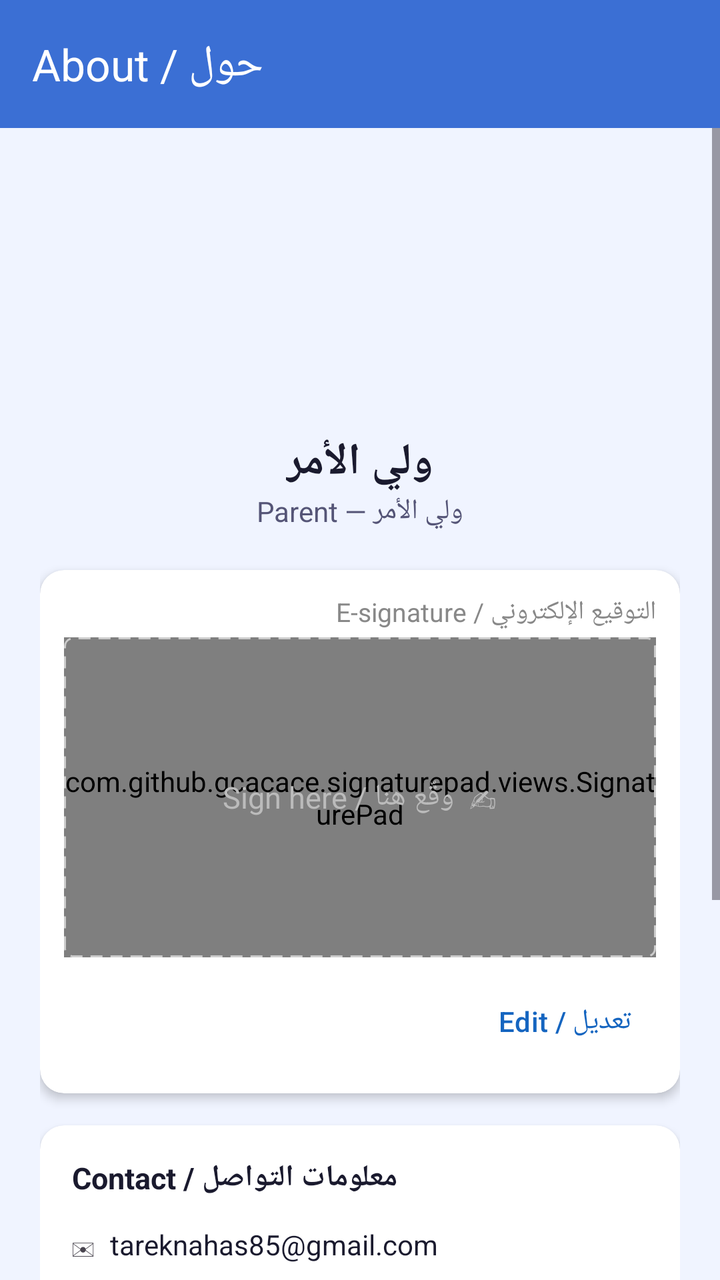
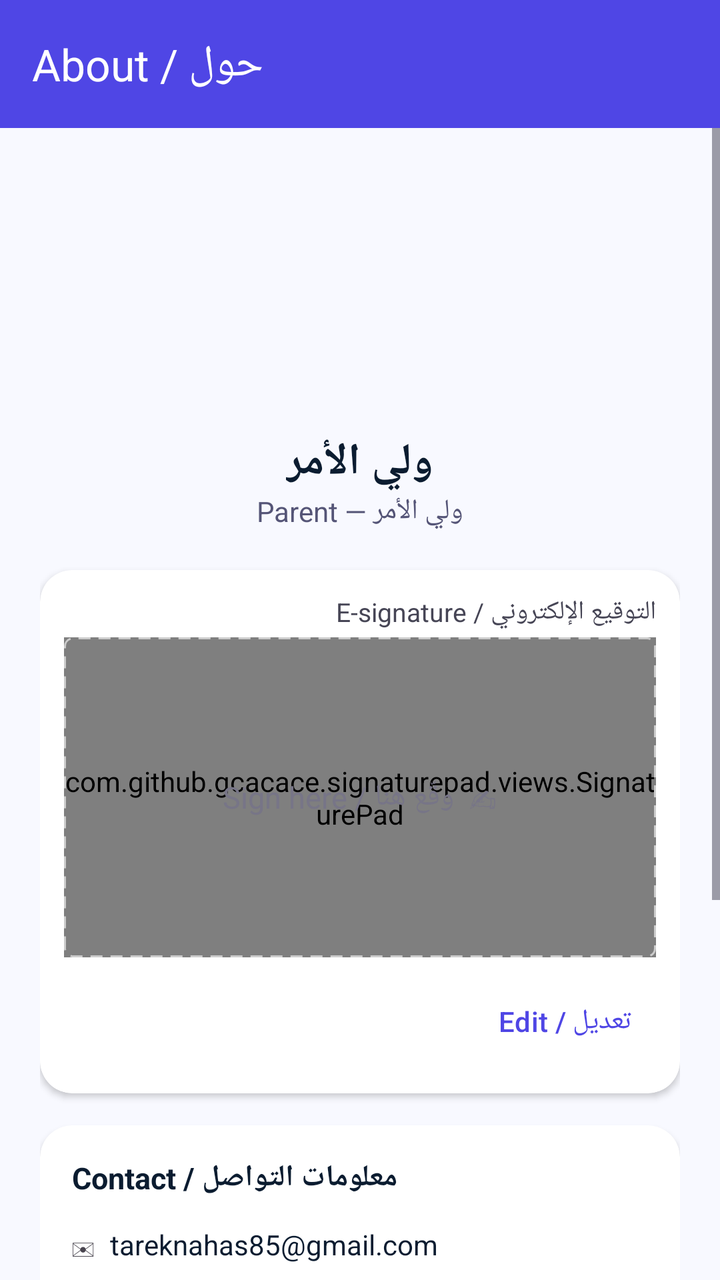

The first picture is an Android layout as it rendered before a commit; the second is the same layout after the commit. The layout source and the unified diff follow.
<!-- AndroidManifest.xml: application theme Theme.BeaverGuardian -->
<!-- res/layout/activity_about.xml -->
<?xml version="1.0" encoding="utf-8"?>
<LinearLayout xmlns:android="http://schemas.android.com/apk/res/android"
    xmlns:app="http://schemas.android.com/apk/res-auto"
    android:layout_width="match_parent"
    android:layout_height="match_parent"
    android:orientation="vertical"
    android:background="#F0F4FF">

    <com.google.android.material.appbar.MaterialToolbar
        android:id="@+id/toolbar"
        android:layout_width="match_parent"
        android:layout_height="?attr/actionBarSize"
        android:background="#3B6FD4"
        app:title="About / حول"
        app:titleTextColor="#FFFFFF"
        app:navigationIconTint="#FFFFFF" />

<ScrollView
    android:layout_width="match_parent"
    android:layout_height="0dp"
    android:layout_weight="1">

    <LinearLayout
        android:layout_width="match_parent"
        android:layout_height="wrap_content"
        android:orientation="vertical"
        android:padding="20dp"
        android:gravity="center_horizontal">

        
        <ImageView
            android:id="@+id/ivAppIcon"
            android:layout_width="96dp"
            android:layout_height="96dp"
            android:layout_marginTop="24dp"
            android:layout_marginBottom="12dp"
            android:src="@mipmap/ic_launcher"
            android:contentDescription="App icon" />

        
        <TextView
            android:id="@+id/tvDisplayName"
            android:layout_width="wrap_content"
            android:layout_height="wrap_content"
            android:text="ولي الأمر"
            android:textSize="22sp"
            android:textStyle="bold"
            android:textColor="#1A1A2E" />

        
        <TextView
            android:id="@+id/tvRole"
            android:layout_width="wrap_content"
            android:layout_height="wrap_content"
            android:text="ولي الأمر — Parent"
            android:textSize="14sp"
            android:textColor="#555577"
            android:layout_marginBottom="20dp" />

        
        <androidx.cardview.widget.CardView
            android:layout_width="match_parent"
            android:layout_height="wrap_content"
            android:layout_marginBottom="16dp"
            app:cardCornerRadius="12dp"
            app:cardElevation="3dp"
            xmlns:app="http://schemas.android.com/apk/res-auto">

            <LinearLayout
                android:layout_width="match_parent"
                android:layout_height="wrap_content"
                android:orientation="vertical"
                android:padding="12dp">

                <TextView
                    android:layout_width="wrap_content"
                    android:layout_height="wrap_content"
                    android:text="التوقيع الإلكتروني / E-signature"
                    android:textSize="13sp"
                    android:textColor="#888888"
                    android:layout_gravity="end"
                    android:layout_marginBottom="4dp" />

                
                <FrameLayout
                    android:layout_width="match_parent"
                    android:layout_height="160dp">

                    
                    <com.github.gcacace.signaturepad.views.SignaturePad
                        android:id="@+id/signaturePad"
                        android:layout_width="match_parent"
                        android:layout_height="160dp"
                        android:background="#FFFFFF"
                        app:penColor="#1565C0"
                        app:penMinWidth="4dp"
                        app:penMaxWidth="8dp" />

                    
                    <TextView
                        android:id="@+id/tvSignatureHint"
                        android:layout_width="match_parent"
                        android:layout_height="match_parent"
                        android:gravity="center"
                        android:text="✍  وقّع هنا / Sign here"
                        android:textColor="#BBBBBB"
                        android:textSize="15sp"
                        android:background="@drawable/border_signature_hint"
                        android:clickable="false"
                        android:focusable="false" />

                    
                    <ImageView
                        android:id="@+id/ivSignaturePreview"
                        android:layout_width="match_parent"
                        android:layout_height="160dp"
                        android:background="#FFFFFF"
                        android:scaleType="fitCenter"
                        android:visibility="gone"
                        android:contentDescription="Saved signature" />

                </FrameLayout>

                
                <LinearLayout
                    android:layout_width="match_parent"
                    android:layout_height="wrap_content"
                    android:orientation="horizontal"
                    android:gravity="end"
                    android:layout_marginTop="8dp">

                    
                    <Button
                        android:id="@+id/btnEditSignature"
                        style="@style/Widget.Material3.Button.TextButton"
                        android:layout_width="wrap_content"
                        android:layout_height="wrap_content"
                        android:text="تعديل / Edit"
                        android:textColor="#1565C0" />

                    
                    <Button
                        android:id="@+id/btnClearSignature"
                        style="@style/Widget.Material3.Button.TextButton"
                        android:layout_width="wrap_content"
                        android:layout_height="wrap_content"
                        android:text="مسح / Clear"
                        android:textColor="#E91E63"
                        android:visibility="gone" />

                    <Button
                        android:id="@+id/btnSaveSignature"
                        android:layout_width="wrap_content"
                        android:layout_height="wrap_content"
                        android:text="حفظ / Save"
                        android:backgroundTint="#1565C0"
                        android:layout_marginStart="8dp"
                        android:visibility="gone" />

                </LinearLayout>
            </LinearLayout>
        </androidx.cardview.widget.CardView>

        
        <androidx.cardview.widget.CardView
            android:layout_width="match_parent"
            android:layout_height="wrap_content"
            android:layout_marginBottom="16dp"
            app:cardCornerRadius="12dp"
            app:cardElevation="3dp"
            xmlns:app="http://schemas.android.com/apk/res-auto">

            <LinearLayout
                android:layout_width="match_parent"
                android:layout_height="wrap_content"
                android:orientation="vertical"
                android:padding="16dp">

                <TextView
                    android:layout_width="wrap_content"
                    android:layout_height="wrap_content"
                    android:text="معلومات التواصل / Contact"
                    android:textSize="15sp"
                    android:textStyle="bold"
                    android:textColor="#1A1A2E"
                    android:layout_marginBottom="12dp" />

                
                <LinearLayout
                    android:layout_width="match_parent"
                    android:layout_height="wrap_content"
                    android:orientation="horizontal"
                    android:gravity="center_vertical"
                    android:paddingBottom="10dp">
                    <TextView android:layout_width="wrap_content" android:layout_height="wrap_content"
                        android:text="✉  " android:textSize="16sp" />
                    <TextView android:layout_width="wrap_content" android:layout_height="wrap_content"
                        android:text="tareknahas85@gmail.com"
                        android:textSize="14sp"
                        android:textColor="#1A1A2E" />
                </LinearLayout>

                <View android:layout_width="match_parent" android:layout_height="1dp"
                    android:background="#E0E0E0" android:layout_marginBottom="10dp" />

                
                <LinearLayout
                    android:layout_width="match_parent"
                    android:layout_height="wrap_content"
                    android:orientation="horizontal"
                    android:gravity="center_vertical"
                    android:paddingBottom="10dp">
                    <TextView android:layout_width="wrap_content" android:layout_height="wrap_content"
                        android:text="🔗  " android:textSize="16sp" />
                    <TextView android:layout_width="wrap_content" android:layout_height="wrap_content"
                        android:text="github.com/tareknahas85-star"
                        android:textSize="14sp"
                        android:textColor="#1A1A2E" />
                </LinearLayout>

                <View android:layout_width="match_parent" android:layout_height="1dp"
                    android:background="#E0E0E0" android:layout_marginBottom="10dp" />

                
                <LinearLayout
                    android:layout_width="match_parent"
                    android:layout_height="wrap_content"
                    android:orientation="horizontal"
                    android:gravity="center_vertical"
                    android:paddingBottom="10dp">
                    <TextView android:layout_width="wrap_content" android:layout_height="wrap_content"
                        android:text="📞  " android:textSize="16sp" />
                    <TextView android:layout_width="wrap_content" android:layout_height="wrap_content"
                        android:text="+963 945 830 002"
                        android:textSize="14sp"
                        android:textColor="#1A1A2E" />
                </LinearLayout>

                <View android:layout_width="match_parent" android:layout_height="1dp"
                    android:background="#E0E0E0" android:layout_marginBottom="10dp" />

                
                <LinearLayout
                    android:id="@+id/rowLinkedIn"
                    android:layout_width="match_parent"
                    android:layout_height="wrap_content"
                    android:orientation="horizontal"
                    android:gravity="center_vertical"
                    android:clickable="true"
                    android:focusable="true"
                    android:background="?attr/selectableItemBackground"
                    android:paddingTop="4dp"
                    android:paddingBottom="4dp">
                    <TextView android:layout_width="wrap_content" android:layout_height="wrap_content"
                        android:text="💼  " android:textSize="16sp" />
                    <TextView
                        android:id="@+id/tvLinkedIn"
                        android:layout_width="wrap_content"
                        android:layout_height="wrap_content"
                        android:text="linkedin.com/in/tarek-nahas-669322382"
                        android:textSize="14sp"
                        android:textColor="#0077B5" />
                </LinearLayout>

            </LinearLayout>
        </androidx.cardview.widget.CardView>

        
        <androidx.cardview.widget.CardView
            android:layout_width="match_parent"
            android:layout_height="wrap_content"
            android:layout_marginBottom="32dp"
            app:cardCornerRadius="12dp"
            app:cardElevation="3dp"
            xmlns:app="http://schemas.android.com/apk/res-auto">

            <LinearLayout
                android:layout_width="match_parent"
                android:layout_height="wrap_content"
                android:orientation="vertical"
                android:padding="16dp">

                <TextView
                    android:layout_width="wrap_content"
                    android:layout_height="wrap_content"
                    android:text="SafeGuard — Beaver Guardian"
                    android:textSize="15sp"
                    android:textStyle="bold"
                    android:textColor="#1A1A2E" />

                <TextView
                    android:id="@+id/tvVersion"
                    android:layout_width="wrap_content"
                    android:layout_height="wrap_content"
                    android:text="v1.0"
                    android:textSize="13sp"
                    android:textColor="#888888" />

            </LinearLayout>
        </androidx.cardview.widget.CardView>

    </LinearLayout>
</ScrollView>

</LinearLayout>
<!-- resources referenced by this layout -->
<resources>
  <!-- drawable border_signature_hint (drawable) -->
  <?xml version="1.0" encoding="utf-8"?>
  <shape xmlns:android="http://schemas.android.com/apk/res/android"
      android:shape="rectangle">
      <stroke
          android:width="1dp"
          android:color="#CCCCCC"
          android:dashWidth="6dp"
          android:dashGap="4dp" />
      <solid android:color="@android:color/transparent" />
      <corners android:radius="4dp" />
  </shape>
  <!-- mipmap ic_launcher (drawable) -->
  <vector xmlns:android="http://schemas.android.com/apk/res/android"
      android:width="108dp"
      android:height="108dp"
      android:viewportWidth="108"
      android:viewportHeight="108">
      <path
          android:fillColor="#4F378B"
          android:pathData="M0,0h108v108h-108z" />
      <path
          android:fillColor="#FFFFFF"
          android:pathData="M54,22 L78,32 L78,54 C78,70 68,82 54,88 C40,82 30,70 30,54 L30,32 Z" />
      <path
          android:fillColor="#0EA5A5"
          android:pathData="M54,34 L68,40 L68,55 C68,66 61,74 54,78 C47,74 40,66 40,55 L40,40 Z" />
  </vector>
  <style name="Theme.BeaverGuardian" parent="Theme.Material3.Light.NoActionBar">
          <item name="colorPrimary">@color/brand_blue</item>
          <item name="colorPrimaryVariant">@color/brand_blue_dark</item>
          <item name="colorSecondary">@color/teal</item>
          <item name="android:statusBarColor" tools:targetApi="l">@color/brand_blue_dark</item>
      </style>
  <color name="brand_blue">#3B6FD4</color>
  <color name="brand_blue_dark">#2A55A8</color>
  <color name="teal">#0EA5A5</color>
</resources>

<!-- the commit's change to res/layout/activity_about.xml (unified diff, before → after) -->
@@ -4,13 +4,13 @@
     android:layout_width="match_parent"
     android:layout_height="match_parent"
     android:orientation="vertical"
-    android:background="#F0F4FF">
+    android:background="@color/background">
 
     <com.google.android.material.appbar.MaterialToolbar
         android:id="@+id/toolbar"
         android:layout_width="match_parent"
         android:layout_height="?attr/actionBarSize"
-        android:background="#3B6FD4"
+        android:background="@color/primary"
         app:title="About / حول"
         app:titleTextColor="#FFFFFF"
         app:navigationIconTint="#FFFFFF" />
@@ -45,7 +45,7 @@
             android:text="ولي الأمر"
             android:textSize="22sp"
             android:textStyle="bold"
-            android:textColor="#1A1A2E" />
+            android:textColor="@color/on_surface" />
 
         
         <TextView
@@ -62,8 +62,8 @@
             android:layout_width="match_parent"
             android:layout_height="wrap_content"
             android:layout_marginBottom="16dp"
-            app:cardCornerRadius="12dp"
-            app:cardElevation="3dp"
+            app:cardCornerRadius="16dp"
+            app:cardElevation="2dp"
             xmlns:app="http://schemas.android.com/apk/res-auto">
 
             <LinearLayout
@@ -77,7 +77,7 @@
                     android:layout_height="wrap_content"
                     android:text="التوقيع الإلكتروني / E-signature"
                     android:textSize="13sp"
-                    android:textColor="#888888"
+                    android:textColor="@color/on_surface_variant"
                     android:layout_gravity="end"
                     android:layout_marginBottom="4dp" />
 
@@ -91,8 +91,8 @@
                         android:id="@+id/signaturePad"
                         android:layout_width="match_parent"
                         android:layout_height="160dp"
-                        android:background="#FFFFFF"
-                        app:penColor="#1565C0"
+                        android:background="@color/surface_card"
+                        app:penColor="@color/primary"
                         app:penMinWidth="4dp"
                         app:penMaxWidth="8dp" />
 
@@ -103,7 +103,7 @@
                         android:layout_height="match_parent"
                         android:gravity="center"
                         android:text="✍  وقّع هنا / Sign here"
-                        android:textColor="#BBBBBB"
+                        android:textColor="@color/outline"
                         android:textSize="15sp"
                         android:background="@drawable/border_signature_hint"
                         android:clickable="false"
@@ -114,7 +114,7 @@
                         android:id="@+id/ivSignaturePreview"
                         android:layout_width="match_parent"
                         android:layout_height="160dp"
-                        android:background="#FFFFFF"
+                        android:background="@color/surface_card"
                         android:scaleType="fitCenter"
                         android:visibility="gone"
                         android:contentDescription="Saved signature" />
@@ -136,7 +136,7 @@
                         android:layout_width="wrap_content"
                         android:layout_height="wrap_content"
                         android:text="تعديل / Edit"
-                        android:textColor="#1565C0" />
+                        android:textColor="@color/primary" />
 
                     
                     <Button
@@ -145,7 +145,7 @@
                         android:layout_width="wrap_content"
                         android:layout_height="wrap_content"
                         android:text="مسح / Clear"
-                        android:textColor="#E91E63"
+                        android:textColor="@color/error"
                         android:visibility="gone" />
 
                     <Button
@@ -153,7 +153,7 @@
                         android:layout_width="wrap_content"
                         android:layout_height="wrap_content"
                         android:text="حفظ / Save"
-                        android:backgroundTint="#1565C0"
+                        android:backgroundTint="@color/primary"
                         android:layout_marginStart="8dp"
                         android:visibility="gone" />
 
@@ -166,8 +166,8 @@
             android:layout_width="match_parent"
             android:layout_height="wrap_content"
             android:layout_marginBottom="16dp"
-            app:cardCornerRadius="12dp"
-            app:cardElevation="3dp"
+            app:cardCornerRadius="16dp"
+            app:cardElevation="2dp"
             xmlns:app="http://schemas.android.com/apk/res-auto">
 
             <LinearLayout
@@ -182,7 +182,7 @@
                     android:text="معلومات التواصل / Contact"
                     android:textSize="15sp"
                     android:textStyle="bold"
-                    android:textColor="#1A1A2E"
+                    android:textColor="@color/on_surface"
                     android:layout_marginBottom="12dp" />
 
                 
@@ -197,11 +197,11 @@
                     <TextView android:layout_width="wrap_content" android:layout_height="wrap_content"
                         android:text="tareknahas85@gmail.com"
                         android:textSize="14sp"
-                        android:textColor="#1A1A2E" />
+                        android:textColor="@color/on_surface" />
                 </LinearLayout>
 
                 <View android:layout_width="match_parent" android:layout_height="1dp"
-                    android:background="#E0E0E0" android:layout_marginBottom="10dp" />
+                    android:background="@color/outline_variant" android:layout_marginBottom="10dp" />
 
                 
                 <LinearLayout
@@ -215,11 +215,11 @@
                     <TextView android:layout_width="wrap_content" android:layout_height="wrap_content"
                         android:text="github.com/tareknahas85-star"
                         android:textSize="14sp"
-                        android:textColor="#1A1A2E" />
+                        android:textColor="@color/on_surface" />
                 </LinearLayout>
 
                 <View android:layout_width="match_parent" android:layout_height="1dp"
-                    android:background="#E0E0E0" android:layout_marginBottom="10dp" />
+                    android:background="@color/outline_variant" android:layout_marginBottom="10dp" />
 
                 
                 <LinearLayout
@@ -233,11 +233,11 @@
                     <TextView android:layout_width="wrap_content" android:layout_height="wrap_content"
                         android:text="+963 945 830 002"
                         android:textSize="14sp"
-                        android:textColor="#1A1A2E" />
+                        android:textColor="@color/on_surface" />
                 </LinearLayout>
 
                 <View android:layout_width="match_parent" android:layout_height="1dp"
-                    android:background="#E0E0E0" android:layout_marginBottom="10dp" />
+                    android:background="@color/outline_variant" android:layout_marginBottom="10dp" />
 
                 
                 <LinearLayout
@@ -270,8 +270,8 @@
             android:layout_width="match_parent"
             android:layout_height="wrap_content"
             android:layout_marginBottom="32dp"
-            app:cardCornerRadius="12dp"
-            app:cardElevation="3dp"
+            app:cardCornerRadius="16dp"
+            app:cardElevation="2dp"
             xmlns:app="http://schemas.android.com/apk/res-auto">
 
             <LinearLayout
@@ -286,7 +286,7 @@
                     android:text="SafeGuard — Beaver Guardian"
                     android:textSize="15sp"
                     android:textStyle="bold"
-                    android:textColor="#1A1A2E" />
+                    android:textColor="@color/on_surface" />
 
                 <TextView
                     android:id="@+id/tvVersion"
@@ -294,7 +294,7 @@
                     android:layout_height="wrap_content"
                     android:text="v1.0"
                     android:textSize="13sp"
-                    android:textColor="#888888" />
+                    android:textColor="@color/on_surface_variant" />
 
             </LinearLayout>
         </androidx.cardview.widget.CardView>
<!-- resource entries referenced after the edit -->
@@ -1,5 +1,13 @@
 <!-- resources referenced by this layout -->
 <resources>
+  <color name="background">#F8F9FF</color>
+  <color name="error">#BA1A1A</color>
+  <color name="on_surface">#0B1C30</color>
+  <color name="on_surface_variant">#464555</color>
+  <color name="outline">#777587</color>
+  <color name="outline_variant">#C7C4D8</color>
+  <color name="primary">#4F46E5</color>
+  <color name="surface_card">#FFFFFF</color>
   <!-- drawable border_signature_hint (drawable) -->
   <?xml version="1.0" encoding="utf-8"?>
   <shape xmlns:android="http://schemas.android.com/apk/res/android"
@@ -29,13 +37,46 @@
           android:pathData="M54,34 L68,40 L68,55 C68,66 61,74 54,78 C47,74 40,66 40,55 L40,40 Z" />
   </vector>
   <style name="Theme.BeaverGuardian" parent="Theme.Material3.Light.NoActionBar">
-          <item name="colorPrimary">@color/brand_blue</item>
-          <item name="colorPrimaryVariant">@color/brand_blue_dark</item>
-          <item name="colorSecondary">@color/teal</item>
-          <item name="android:statusBarColor" tools:targetApi="l">@color/brand_blue_dark</item>
+          <item name="colorPrimary">@color/primary</item>
+          <item name="colorOnPrimary">@color/on_primary</item>
+          <item name="colorPrimaryContainer">@color/primary_container</item>
+          <item name="colorOnPrimaryContainer">@color/on_primary_container</item>
+  
+          <item name="colorSecondary">@color/secondary</item>
+          <item name="colorOnSecondary">@color/on_secondary</item>
+          <item name="colorSecondaryContainer">@color/secondary_container</item>
+          <item name="colorOnSecondaryContainer">@color/on_secondary_container</item>
+  
+          <item name="colorTertiary">@color/tertiary</item>
+          <item name="colorOnTertiary">@color/on_tertiary</item>
+  
+          <item name="colorError">@color/error</item>
+          <item name="colorOnError">@color/on_error</item>
+  
+          <item name="android:colorBackground">@color/background</item>
+          <item name="colorSurface">@color/surface_card</item>
+          <item name="colorOnSurface">@color/on_surface</item>
+          <item name="colorOnSurfaceVariant">@color/on_surface_variant</item>
+          <item name="colorOutline">@color/outline</item>
+  
+          <item name="android:statusBarColor">@color/background</item>
+          <item name="android:windowLightStatusBar" tools:targetApi="m">true</item>
+          <item name="android:navigationBarColor">@color/surface_card</item>
+          <item name="android:windowLightNavigationBar" tools:targetApi="o_mr1">true</item>
+  
+          <item name="android:textColorPrimary">@color/on_surface</item>
+          <item name="android:textColorSecondary">@color/on_surface_variant</item>
+          <item name="android:textColorHint">@color/outline</item>
       </style>
-  <color name="brand_blue">#3B6FD4</color>
-  <color name="brand_blue_dark">#2A55A8</color>
-  <color name="teal">#0EA5A5</color>
+  <color name="on_primary">#FFFFFF</color>
+  <color name="primary_container">#E2DFFF</color>
+  <color name="on_primary_container">#0F0069</color>
+  <color name="secondary">#10B981</color>
+  <color name="on_secondary">#FFFFFF</color>
+  <color name="secondary_container">#6CF8BB</color>
+  <color name="on_secondary_container">#00714D</color>
+  <color name="tertiary">#F59E0B</color>
+  <color name="on_tertiary">#FFFFFF</color>
+  <color name="on_error">#FFFFFF</color>
 </resources>
 
